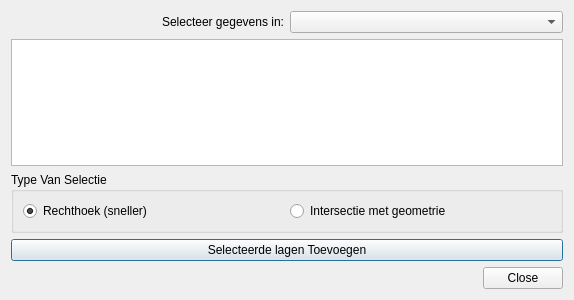
The window that ui_vmmQry_baseDlg.ui (milieuinfo/Spatial-Subset-Query-Tool) describes before a commit, drawn with Qt 5.
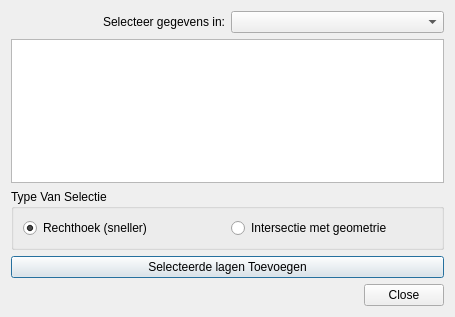
The same window after the commit. Icons and pictures are not drawn.

```diff
--- a/ui_vmmQry_baseDlg.ui
+++ b/ui_vmmQry_baseDlg.ui
@@ -6,8 +6,8 @@
    <rect>
     <x>0</x>
     <y>0</y>
-    <width>574</width>
-    <height>300</height>
+    <width>455</width>
+    <height>317</height>
    </rect>
   </property>
   <property name="minimumSize">
```
